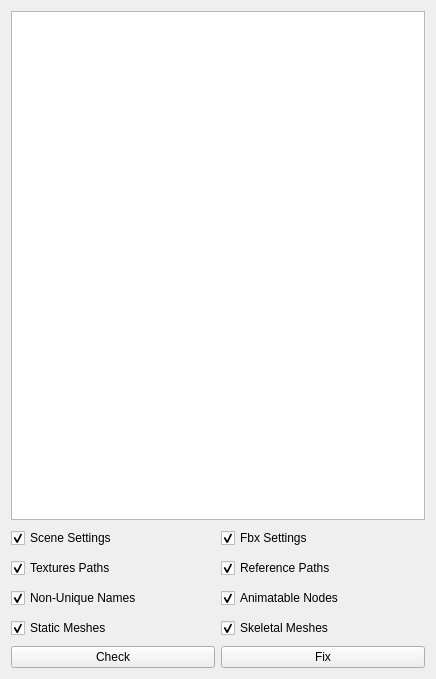
Qt form ui/tabs/qpublishtab.ui (bhsingleton/rigomatic) before a commit.
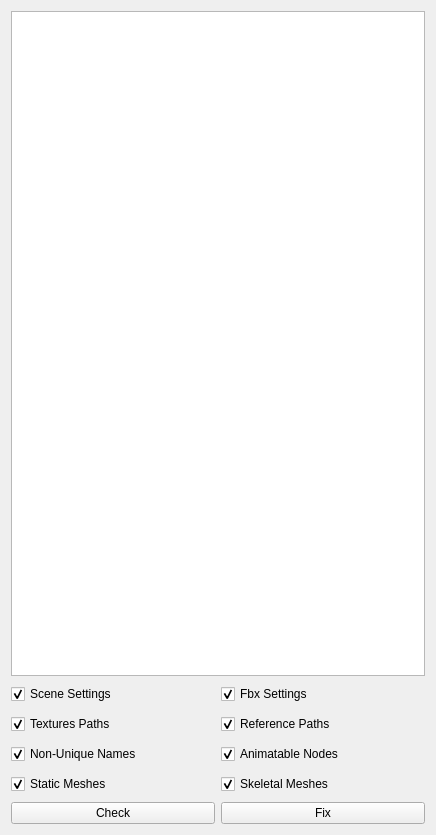
The same form after that commit.

Commit message: Fixing spacing on check boxes.

The edit to the form file:
```diff
--- a/ui/tabs/qpublishtab.ui
+++ b/ui/tabs/qpublishtab.ui
@@ -7,7 +7,7 @@
     <x>0</x>
     <y>0</y>
     <width>436</width>
-    <height>679</height>
+    <height>835</height>
    </rect>
   </property>
   <property name="windowTitle">
@@ -50,35 +50,10 @@
       <property name="bottomMargin">
        <number>0</number>
       </property>
-      <item row="0" column="1">
-       <widget class="QCheckBox" name="fbxSettingsCheckBox">
-        <property name="minimumSize">
-         <size>
-          <width>0</width>
-          <height>24</height>
-         </size>
-        </property>
-        <property name="maximumSize">
-         <size>
-          <width>16777215</width>
-          <height>24</height>
-         </size>
-        </property>
-        <property name="text">
-         <string>Fbx Settings</string>
-        </property>
-        <property name="checked">
-         <bool>true</bool>
-        </property>
-       </widget>
-      </item>
-      <item row="4" column="0">
-       <widget class="QCheckBox" name="staticMeshesCheckBox">
-        <property name="enabled">
-         <bool>true</bool>
-        </property>
+      <item row="2" column="1">
+       <widget class="QCheckBox" name="animatableNodesCheckBox">
         <property name="sizePolicy">
-         <sizepolicy hsizetype="Minimum" vsizetype="Fixed">
+         <sizepolicy hsizetype="Expanding" vsizetype="Fixed">
           <horstretch>0</horstretch>
           <verstretch>0</verstretch>
          </sizepolicy>
@@ -96,29 +71,7 @@
          </size>
         </property>
         <property name="text">
-         <string>Static Meshes</string>
-        </property>
-        <property name="checked">
-         <bool>true</bool>
-        </property>
-       </widget>
-      </item>
-      <item row="4" column="1">
-       <widget class="QCheckBox" name="skeletalMeshesCheckBox">
-        <property name="minimumSize">
-         <size>
-          <width>0</width>
-          <height>24</height>
-         </size>
-        </property>
-        <property name="maximumSize">
-         <size>
-          <width>16777215</width>
-          <height>24</height>
-         </size>
-        </property>
-        <property name="text">
-         <string>Skeletal Meshes</string>
+         <string>Animatable Nodes</string>
         </property>
         <property name="checked">
          <bool>true</bool>
@@ -127,6 +80,12 @@
       </item>
       <item row="0" column="0">
        <widget class="QCheckBox" name="sceneSettingsCheckBox">
+        <property name="sizePolicy">
+         <sizepolicy hsizetype="Expanding" vsizetype="Fixed">
+          <horstretch>0</horstretch>
+          <verstretch>0</verstretch>
+         </sizepolicy>
+        </property>
         <property name="minimumSize">
          <size>
           <width>0</width>
@@ -147,32 +106,10 @@
         </property>
        </widget>
       </item>
-      <item row="3" column="1">
-       <widget class="QCheckBox" name="animatableNodesCheckBox">
-        <property name="minimumSize">
-         <size>
-          <width>0</width>
-          <height>24</height>
-         </size>
-        </property>
-        <property name="maximumSize">
-         <size>
-          <width>16777215</width>
-          <height>24</height>
-         </size>
-        </property>
-        <property name="text">
-         <string>Animatable Nodes</string>
-        </property>
-        <property name="checked">
-         <bool>true</bool>
-        </property>
-       </widget>
-      </item>
-      <item row="3" column="0">
+      <item row="2" column="0">
        <widget class="QCheckBox" name="nonUniqueNamesCheckBox">
         <property name="sizePolicy">
-         <sizepolicy hsizetype="Minimum" vsizetype="Fixed">
+         <sizepolicy hsizetype="Expanding" vsizetype="Fixed">
           <horstretch>0</horstretch>
           <verstretch>0</verstretch>
          </sizepolicy>
@@ -199,6 +136,12 @@
       </item>
       <item row="1" column="0">
        <widget class="QCheckBox" name="texturePathsCheckBox">
+        <property name="sizePolicy">
+         <sizepolicy hsizetype="Expanding" vsizetype="Fixed">
+          <horstretch>0</horstretch>
+          <verstretch>0</verstretch>
+         </sizepolicy>
+        </property>
         <property name="minimumSize">
          <size>
           <width>0</width>
@@ -221,6 +164,24 @@
       </item>
       <item row="1" column="1">
        <widget class="QCheckBox" name="referencePathsCheckBox">
+        <property name="sizePolicy">
+         <sizepolicy hsizetype="Expanding" vsizetype="Fixed">
+          <horstretch>0</horstretch>
+          <verstretch>0</verstretch>
+         </sizepolicy>
+        </property>
+        <property name="minimumSize">
+         <size>
+          <width>0</width>
+          <height>24</height>
+         </size>
+        </property>
+        <property name="maximumSize">
+         <size>
+          <width>16777215</width>
+          <height>24</height>
+         </size>
+        </property>
         <property name="text">
          <string>Reference Paths</string>
         </property>
@@ -229,6 +190,93 @@
         </property>
        </widget>
       </item>
+      <item row="0" column="1">
+       <widget class="QCheckBox" name="fbxSettingsCheckBox">
+        <property name="sizePolicy">
+         <sizepolicy hsizetype="Expanding" vsizetype="Fixed">
+          <horstretch>0</horstretch>
+          <verstretch>0</verstretch>
+         </sizepolicy>
+        </property>
+        <property name="minimumSize">
+         <size>
+          <width>0</width>
+          <height>24</height>
+         </size>
+        </property>
+        <property name="maximumSize">
+         <size>
+          <width>16777215</width>
+          <height>24</height>
+         </size>
+        </property>
+        <property name="text">
+         <string>Fbx Settings</string>
+        </property>
+        <property name="checked">
+         <bool>true</bool>
+        </property>
+       </widget>
+      </item>
+      <item row="3" column="0">
+       <widget class="QCheckBox" name="staticMeshesCheckBox">
+        <property name="enabled">
+         <bool>true</bool>
+        </property>
+        <property name="sizePolicy">
+         <sizepolicy hsizetype="Expanding" vsizetype="Fixed">
+          <horstretch>0</horstretch>
+          <verstretch>0</verstretch>
+         </sizepolicy>
+        </property>
+        <property name="minimumSize">
+         <size>
+          <width>0</width>
+          <height>24</height>
+         </size>
+        </property>
+        <property name="maximumSize">
+         <size>
+          <width>16777215</width>
+          <height>24</height>
+         </size>
+        </property>
+        <property name="text">
+         <string>Static Meshes</string>
+        </property>
+        <property name="checked">
+         <bool>true</bool>
+        </property>
+       </widget>
+      </item>
+      <item row="3" column="1">
+       <widget class="QCheckBox" name="skeletalMeshesCheckBox">
+        <property name="sizePolicy">
+         <sizepolicy hsizetype="Expanding" vsizetype="Fixed">
+          <horstretch>0</horstretch>
+          <verstretch>0</verstretch>
+         </sizepolicy>
+        </property>
+        <property name="minimumSize">
+         <size>
+          <width>0</width>
+          <height>24</height>
+         </size>
+        </property>
+        <property name="maximumSize">
+         <size>
+          <width>16777215</width>
+          <height>24</height>
+         </size>
+        </property>
+        <property name="text">
+         <string>Skeletal Meshes</string>
+        </property>
+        <property name="checked">
+         <bool>true</bool>
+        </property>
+       </widget>
+      </item>
      </layout>
     </widget>
    </item>
```
Left out of the diff: 2 changed lines with no effect on the pictures.
